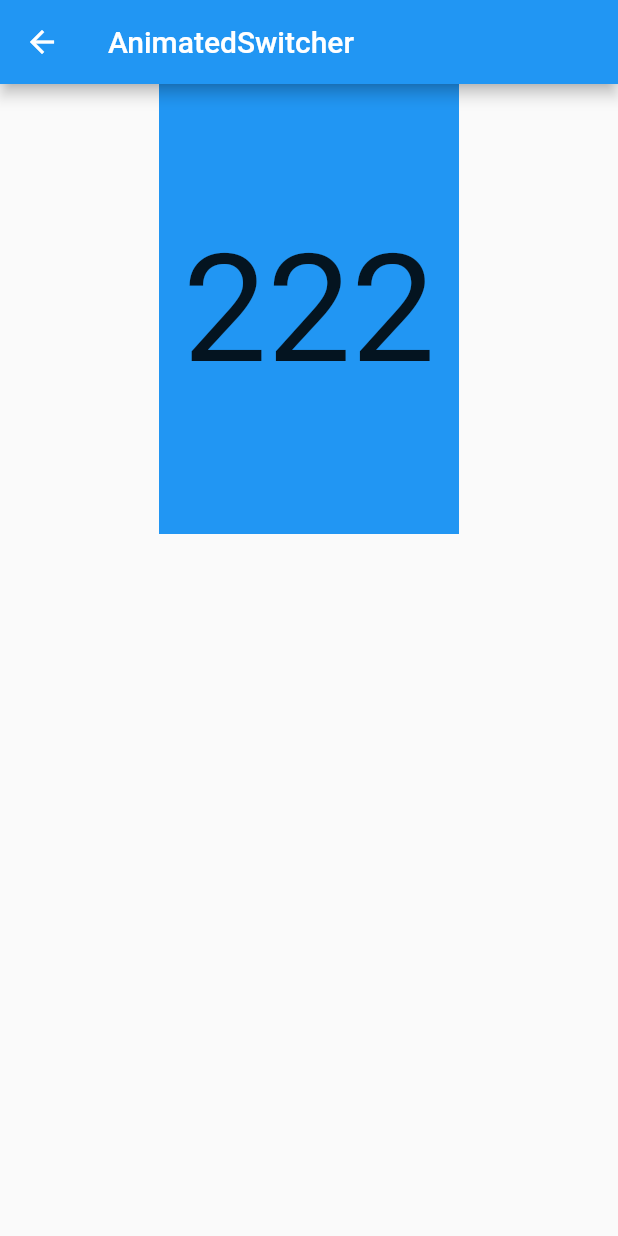
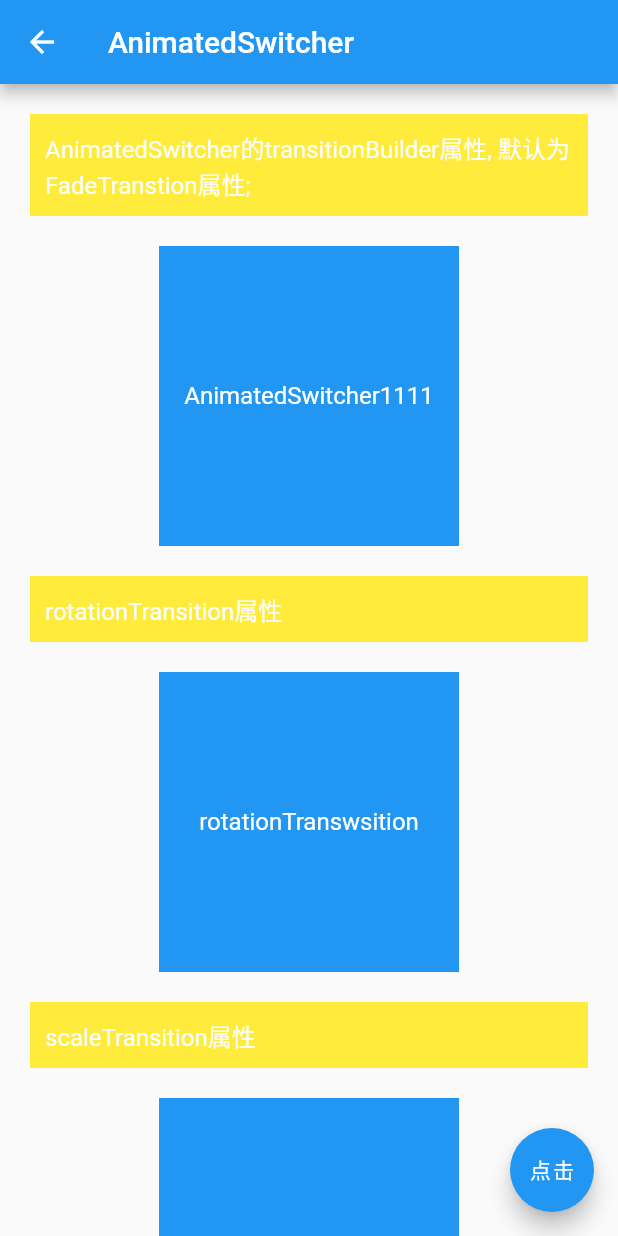
Before and after one commit to insistenceZHUO/flutter_widget_learn, a Flutter app: the AnimatedSwitcherPage screen opened directly, on a phone screen of 412 x 824 dp. Run offline on Flutter 3.47's test engine with Material 2 defaults, Android fonts, the phone set to English and light mode, and no system bars; our stand-ins replace dio, shared_preferences; missing offline and left inert: wd_common_package; accounts and stored records are empty.

Commit message:
animated学习

```diff
--- a/lib/Tab/Demo.dart
+++ b/lib/Tab/Demo.dart
@@ -35,6 +35,9 @@ class _DemoTabState extends State<DemoTab> {
           ElevatedButton(
               onPressed: () => {Navigator.pushNamed(context, '/changeNotifier')},
               child: Text('ChangeNotifier')),
+          ElevatedButton(
+              onPressed: () => {Navigator.pushNamed(context, '/streamPage')},
+              child: Text('stream')),
         ],
       ),
     );
--- /dev/null
+++ b/lib/common/widget/annotation_widget.dart
@@ -0,0 +1,22 @@
+import 'package:flutter/material.dart';
+
+class AnnotationWidget extends StatelessWidget {
+  final String text;
+  final Color color;
+
+  const AnnotationWidget({Key? key, required this.text, this.color = Colors.yellow})
+      : super(key: key);
+
+  @override
+  Widget build(BuildContext context) {
+    return Padding(
+      padding: const EdgeInsets.symmetric(horizontal:20,vertical: 20 ),
+      child: Container(
+        padding: const EdgeInsets.symmetric(horizontal: 10, vertical: 10),
+        // width: double.infinity,
+        color: color,
+        child: Text(text),
+      ),
+    );
+  }
+}
--- /dev/null
+++ b/lib/pages/Animated/AnimatedSwitcher.dart
@@ -0,0 +1,127 @@
+import 'package:flutter/material.dart';
+import 'package:widget_details/common/widget/annotation_widget.dart';
+
+class AnimatedSwitcherPage extends StatefulWidget {
+  @override
+  _AnimatedSwitcherPageState createState() => _AnimatedSwitcherPageState();
+}
+
+class _AnimatedSwitcherPageState extends State<AnimatedSwitcherPage> {
+  bool _switcher = true;
+
+  @override
+  Widget build(BuildContext context) {
+    return Scaffold(
+      floatingActionButton: FloatingActionButton(
+        child: Text('点击'),
+        onPressed: () {
+          setState(() {
+            _switcher = !_switcher;
+          });
+        },
+      ),
+      appBar: AppBar(
+        title: Text('AnimatedSwitcher'),
+      ),
+      body: DefaultTextStyle(
+        style: TextStyle(fontSize: 16),
+        child: ListView(
+          children: [
+            AnnotationWidget(
+                text:
+                'AnimatedSwitcher的transitionBuilder属性, 默认为FadeTranstion属性;'),
+            buildAnimatedSwitcher(),
+            AnnotationWidget(text: 'rotationTransition属性'),
+            buildRotationTransition(),
+            AnnotationWidget(text: 'scaleTransition属性'),
+            BuildScaleTransition(),
+          ],
+        ),
+      ),
+    );
+  }
+
+  Widget BuildScaleTransition() {
+    return Center(
+      child: Container(
+        width: 200,
+        height: 200,
+        color: Colors.blue,
+        child: AnimatedSwitcher(
+          duration: Duration(milliseconds: 500),
+          transitionBuilder: (child, animation) {
+            return FadeTransition(
+                opacity: animation,
+                child: ScaleTransition(scale: animation, child: child,));
+          },
+          child:_switcher? Text(
+              '变小了',
+            key: UniqueKey(),
+          ):Text(
+            '变大了',
+            key: UniqueKey(),
+          ),
+        ),
+      ),
+    );
+  }
+
+  Widget buildRotationTransition() {
+    return Center(
+      child: Container(
+        width: 200,
+        height: 200,
+        color: Colors.blue,
+        child: AnimatedSwitcher(
+          transitionBuilder: (child, animation) {
+            return RotationTransition(
+              turns: animation,
+              child: child,
+            );
+          },
+          duration: Duration(milliseconds: 500),
+          child: Text(
+            'rotationTranswsition',
+            key: UniqueKey(),
+          ),
+        ),
+      ),
+    );
+  }
+
+  Widget buildAnimatedSwitcher() {
+    return Center(
+      child: AnimatedContainer(
+        duration: Duration(milliseconds: 100),
+        width: 200,
+        height: 200,
+        color: Colors.blue,
+        child: AnimatedSwitcher(
+          transitionBuilder: (child, animation) {
+            return ScaleTransition(
+              scale: animation,
+              child: FadeTransition(
+                opacity: animation,
+                child: child,
+              ),
+            );
+          },
+          duration: Duration(milliseconds: 500),
+          child: _switcher
+              ? Text(
+            'AnimatedSwitcher1111',
+            key: UniqueKey(),
+            textAlign: TextAlign.center,
+            style: TextStyle(fontSize: 16),
+          )
+              : Text(
+            'AnimatedSwitcher2222',
+            key: UniqueKey(),
+            textAlign: TextAlign.center,
+            style: TextStyle(fontSize: 16),
+          ),
+        ),
+      ),
+    );
+  }
+}
--- a/lib/pages/Animated/Animatedswitcher.dart
+++ /dev/null
@@ -1,48 +0,0 @@
-import 'package:flutter/material.dart';
-
-class AnimatedSwitcherPage extends StatefulWidget {
-  @override
-  _AnimatedSwitcherPageState createState() => _AnimatedSwitcherPageState();
-}
-
-class _AnimatedSwitcherPageState extends State<AnimatedSwitcherPage> {
-  @override
-  Widget build(BuildContext context) {
-    return Scaffold(
-      appBar: AppBar(
-        title: Text('AnimatedSwitcher'),
-      ),
-      body: Column(
-        children: [
-          Center(
-            child: AnimatedContainer(
-              duration: Duration(milliseconds: 1000),
-              width: 200,
-              height: 300,
-              color: Colors.blue,
-              child: AnimatedSwitcher(
-                transitionBuilder: (child, animation) {
-                  return ScaleTransition(
-                    scale: animation,
-                    child: FadeTransition(
-                      opacity: animation,
-                      child: child,
-                    ),
-                  );
-                },
-                duration: Duration(milliseconds: 1500),
-                child: Text(
-                  '222',
-                  key: UniqueKey(),
-                  textAlign: TextAlign.center,
-                  style: TextStyle(fontSize: 100),
-                ),
-              ),
-            ),
-          )
-        ],
-      ),
-    );
-    ;
-  }
-}
--- a/lib/pages/Animated/basic.dart
+++ b/lib/pages/Animated/basic.dart
@@ -21,6 +21,7 @@ class _AnimatedPageState extends State<AnimatedPage> {
                 width: 200,
                 height: _height,
                 color: Colors.blue,
+                // curve: ,
                 child: Text('11'),
               ),
             ),
--- a/lib/routes/routes.dart
+++ b/lib/routes/routes.dart
@@ -1,6 +1,6 @@
 import 'package:flutter/cupertino.dart';
 import 'package:flutter/material.dart';
-import 'package:widget_details/pages/Animated/Animatedswitcher.dart';
+import 'package:widget_details/pages/Animated/AnimatedSwitcher.dart';
 import 'package:widget_details/pages/Animated/TweenAnimationBuilder.dart';
 import 'package:widget_details/pages/Animated/basic.dart';
 import 'package:widget_details/pages/Home/AlertDialog/basic.dart';
@@ -35,6 +35,7 @@ import 'package:widget_details/pages/demo/Navigtor/page/D.dart';
 import 'package:widget_details/pages/demo/Navigtor/page/E.dart';
 import 'package:widget_details/pages/demo/provider/basic.dart';
 import 'package:widget_details/pages/demo/util/basic.dart';
+import 'package:widget_details/pages/demo/stream/basic.dart';
 
 final routes = {
   '/scaffoldPage': (context) => ScaffoldPage(),
@@ -73,6 +74,7 @@ final routes = {
   '/centerPage':(context) =>AlignPage(),
   '/pageViewPage':(context) =>PageViewPage(),
   '/flow':(context) =>FlowBasicPage(),
+  '/streamPage':(context) =>StreamPage(),
 };
 
 final initRoute = '/';
```
Also changed, not shown: lib/pages/demo/stream/basic.dart (added, +68 -0 lines).
